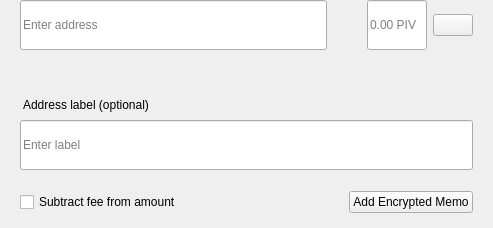
Old version of the form src/qt/hemis/forms/sendmultirow.ui in the repository hypermoist/Hemis.
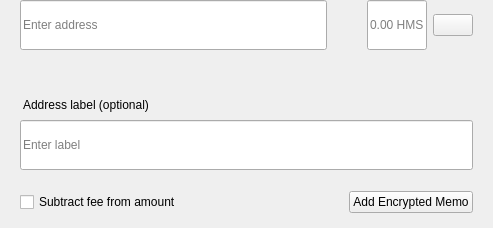
New version of the form.

Diff of the .ui file:
```diff
--- a/src/qt/hemis/forms/sendmultirow.ui
+++ b/src/qt/hemis/forms/sendmultirow.ui
@@ -198,7 +198,7 @@
            <set>Qt::AlignLeading|Qt::AlignLeft|Qt::AlignVCenter</set>
           </property>
           <property name="placeholderText">
-           <string notr="true">0.00 PIV</string>
+           <string notr="true">0.00 HMS</string>
           </property>
          </widget>
         </item>
```
Left out of the diff: 2 changed lines with no effect on the pictures.
